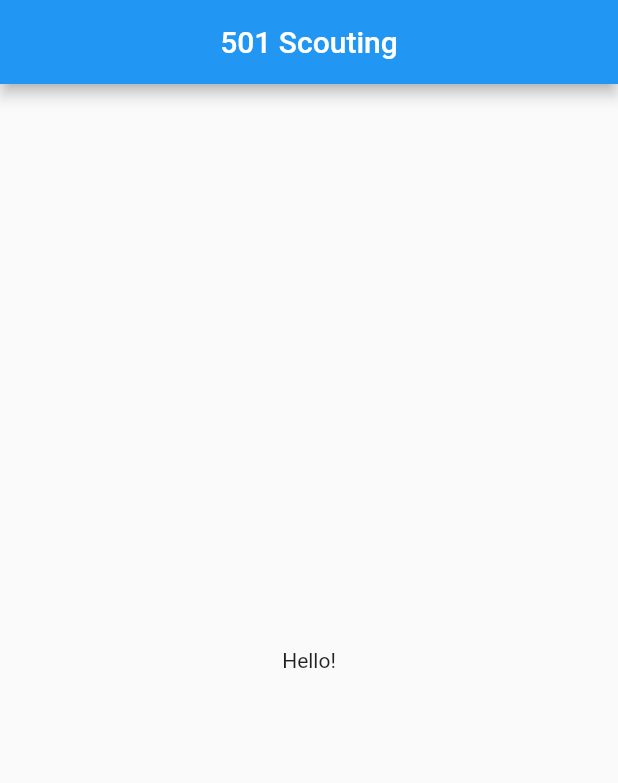
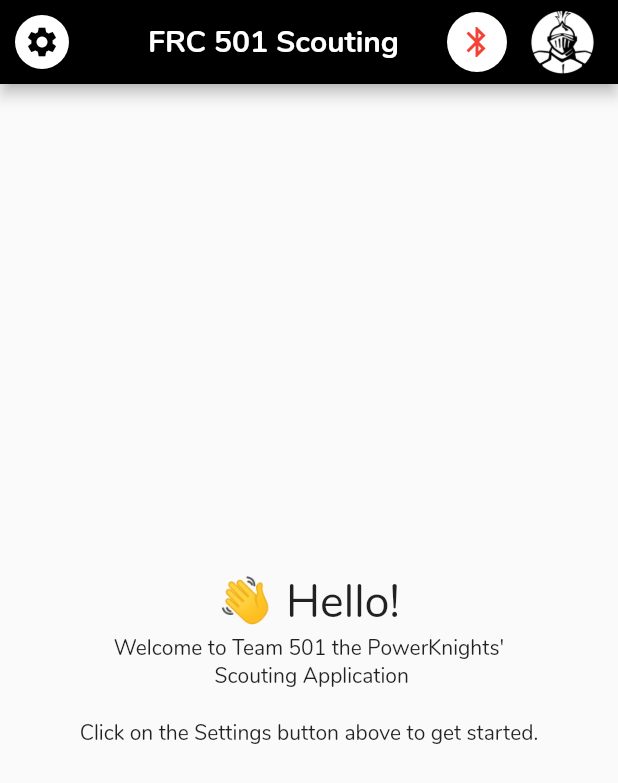
Before and after one commit to Team-501-The-PowerKnights/Scouting-App, a Flutter app: the screen it shows after launch, on a phone screen of 412 x 824 dp. Shown: the top 783 px of the screen. Run offline on Flutter 3.47's test engine with Material 2 defaults, Android fonts, the phone set to English and light mode, and no system bars; our stand-ins replace flutter_staggered_animations.

Commit message:
Update main.dart

```diff
--- a/lib/main.dart
+++ b/lib/main.dart
@@ -1,4 +1,7 @@
 import 'package:flutter/material.dart';
+import 'package:flutter_staggered_animations/flutter_staggered_animations.dart';
+
+import 'package:scouting_app/screens/aboutUs.dart';
 
 void main() => runApp(MyApp());
 
@@ -8,6 +11,11 @@
   @override
   Widget build(BuildContext context) {
     return MaterialApp(
+      theme: ThemeData(
+        primaryColor: Colors.black,
+        accentColor: Colors.white,
+        fontFamily: "Nunito",
+      ),
       home: Home(),
       debugShowCheckedModeBanner: false,
     );
@@ -21,11 +29,88 @@
   Widget build(BuildContext context) {
     return Scaffold(
       appBar: AppBar(
-        title: Text("501 Scouting"),
+        leading: Padding(
+          padding: const EdgeInsets.only(
+            top: 10,
+            bottom: 10,
+          ),
+          child: FloatingActionButton(
+            onPressed: () {},
+            child: Icon(Icons.settings),
+          ),
+        ),
+        title: Text(
+          "FRC 501 Scouting",
+          style: TextStyle(
+            fontWeight: FontWeight.bold,
+          ),
+        ),
         centerTitle: true,
+        // backgroundColor: Colors.white,
+        actions: <Widget>[
+          Padding(
+            padding: const EdgeInsets.only(
+              left: 8.0,
+              top: 8.0,
+              bottom: 8.0,
+            ),
+            child: FloatingActionButton(
+              onPressed: null,
+              child: Icon(
+                Icons.bluetooth,
+                color: Colors.red,
+              ),
+            ),
+          ),
+          InkWell(
+            onTap: () {
+              Navigator.of(context).push(
+                MaterialPageRoute(
+                  fullscreenDialog: true,
+                  builder: (_) {
+                    return AboutUsScreen();
+                  },
+                ),
+              );
+            },
+            child: Image(
+              image: AssetImage('assets/images/black-powerKnights-logo.png'),
+            ),
+          ),
+          SizedBox(width: 10)
+        ],
       ),
       body: Center(
-        child: Text("Hello!"),
+        child: Column(
+          mainAxisAlignment: MainAxisAlignment.center,
+          crossAxisAlignment: CrossAxisAlignment.center,
+          children: AnimationConfiguration.toStaggeredList(
+            duration: const Duration(
+              seconds: 1,
+              milliseconds: 50,
+            ),
+            childAnimationBuilder: (widget) => SlideAnimation(
+              horizontalOffset: 120.0,
+              child: FadeInAnimation(child: widget),
+            ),
+            children: <Widget>[
+              Text(
+                "👋 Hello!",
+                style: TextStyle(
+                  fontSize: 30,
+                ),
+              ),
+              Text(
+                "Welcome to Team 501 the PowerKnights'\n Scouting Application",
+                textAlign: TextAlign.center,
+              ),
+              Text(
+                "\nClick on the Settings button above to get started.",
+                textAlign: TextAlign.center,
+              ),
+            ],
+          ),
+        ),
       ),
     );
   }
--- a/pubspec.yaml
+++ b/pubspec.yaml
@@ -8,8 +8,8 @@
 dependencies:
   flutter:
     sdk: flutter
-
   cupertino_icons: ^0.1.3
+  flutter_staggered_animations: "^0.1.2"
 
 dev_dependencies:
   flutter_test:
@@ -25,3 +25,5 @@
           style: italic
         - asset: assets/fonts/Nunito/bold.ttf
           weight: 700
+  assets:
+    - assets/images/
```
Also changed, not shown: assets/images/black-powerKnights-logo.png (added), assets/images/logo.png (added), pubspec.lock.
